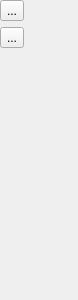
N0vemberRain/wch-desktop, file src/presentation/sidebar/sidebarwidget.ui: the form before one commit.
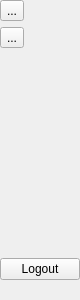
The form after the commit. Icons and pictures are not drawn.

Commit message: feature/logout: AppController managing MainWindow and LoginDialog has been added

The edit to the form file:
```diff
--- a/src/presentation/sidebar/sidebarwidget.ui
+++ b/src/presentation/sidebar/sidebarwidget.ui
@@ -100,6 +100,13 @@
      </property>
     </spacer>
    </item>
+   <item>
+    <widget class="QPushButton" name="logoutButton">
+     <property name="text">
+      <string>Logout</string>
+     </property>
+    </widget>
+   </item>
    <item>
     <widget class="QLabel" name="loadingWgt">
      <property name="sizePolicy">
```
The commit also changes 15 other files.
